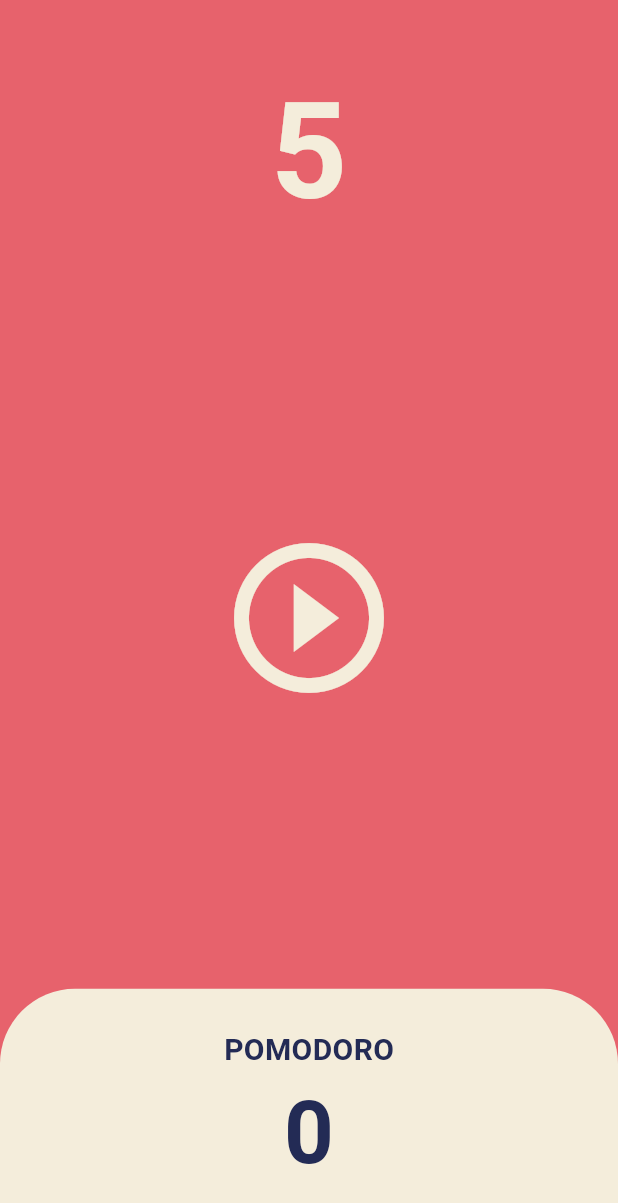
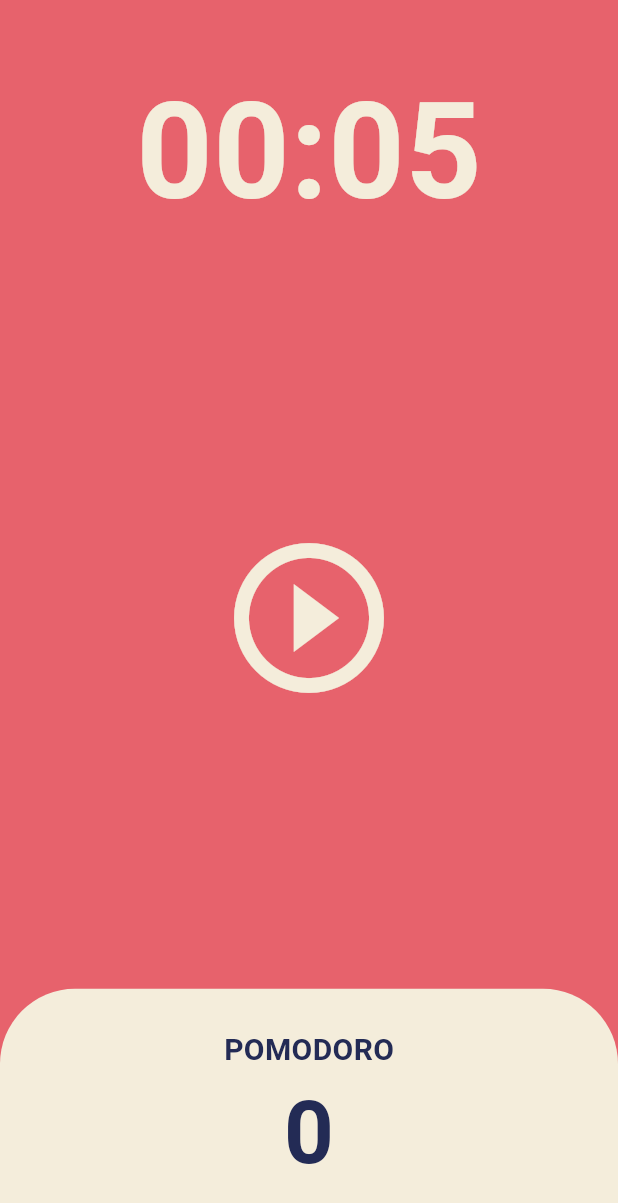
Before and after one commit to Sauvi9non/Nomad_pomodoro, a Flutter app: the screen it shows after launch, on a phone screen of 412 x 824 dp. Shown: the top 1203 px of the screen. Run offline on Flutter 3.47's test engine with Material 3 defaults, Android fonts, the phone set to English and light mode, and no system bars.

Commit message:
[FEAT] UI 화면 시간 문자열 포맷팅

```diff
--- a/nomad_pomodoro/lib/screens/home_screen.dart
+++ b/nomad_pomodoro/lib/screens/home_screen.dart
@@ -1,4 +1,5 @@
 import 'dart:async';
+import 'dart:developer';
 
 import 'package:flutter/material.dart';
 
@@ -47,6 +48,17 @@ class _HomeScreenState extends State<HomeScreen> {
     });
   }
 
+  String format(int secs) {
+    var duration = Duration(seconds: secs);
+    // var trimmedDuration = duration.toString().split(".")[0].split(":");
+    // var hour = trimmedDuration[0];
+    // var minute = trimmedDuration[1];
+    // var second = trimmedDuration[2];
+    var MinuteSecond = duration.toString().split(".")[0].substring(2, 7);
+    // print(MinuteSecond);
+    return MinuteSecond;
+  }
+
   @override
   Widget build(BuildContext context) {
     return Scaffold(
@@ -61,7 +73,7 @@ class _HomeScreenState extends State<HomeScreen> {
             child: Container(
               alignment: Alignment.bottomCenter,
               child: Text(
-                (totalSeconds != 0) ? "$totalSeconds" : "fin",
+                (totalSeconds != 0) ? format(totalSeconds) : "fin",
                 style: TextStyle(
                   color: Theme.of(context).cardColor,
                   fontSize: 89,
```
